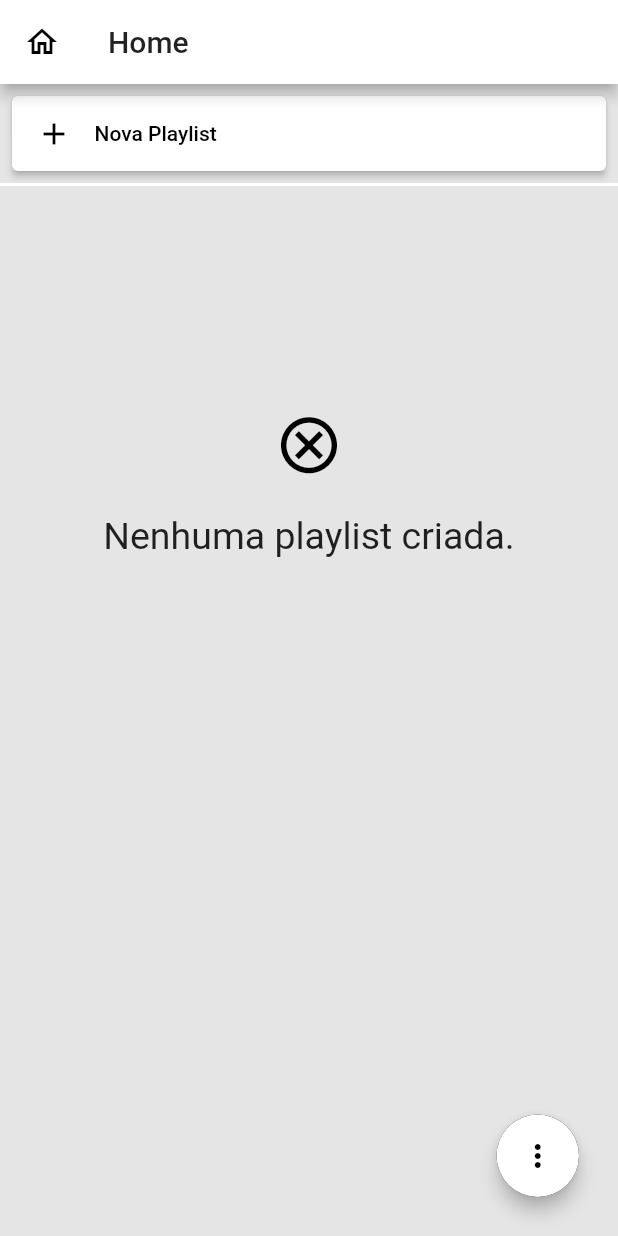
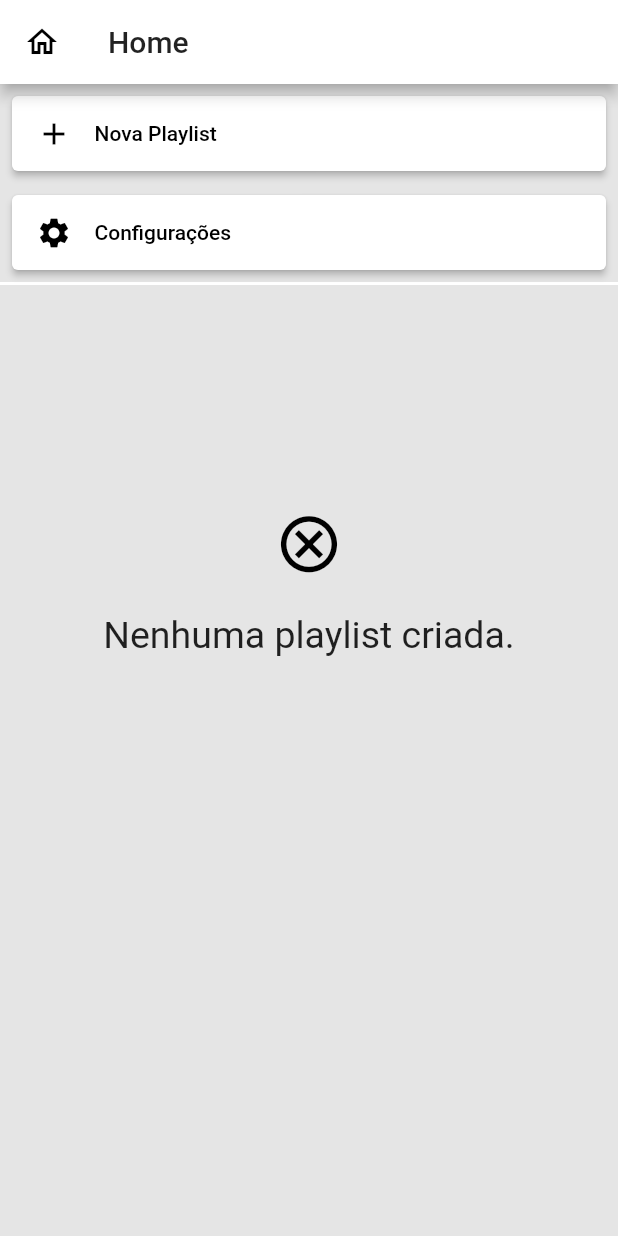
Before and after one commit to PedroGXV/phoso, a Flutter app: the screen it shows after launch, on a phone screen of 412 x 824 dp. Run offline on Flutter 3.47's test engine with Material 2 defaults, Android fonts, the phone set to English and light mode, and no system bars; our stand-ins replace audioplayers, image_picker, package_info, photo_view, shared_preferences, sqflite; missing offline and left inert: audio_picker; accounts and stored records are empty.

Commit message:
0.4.0 (rev.3)

```diff
--- a/lib/components/custom_fab.dart
+++ /dev/null
@@ -1,50 +0,0 @@
-import 'package:flutter/material.dart';
-
-class CustomFab extends StatelessWidget {
-
-  static int fabCounter = 0;
-
-  IconData icon;
-  double width;
-  Color color;
-  Color iconColor;
-  Function onPressed;
-
-  CustomFab(
-      {@required this.icon,
-      this.width,
-      this.color,
-      this.iconColor,
-      this.onPressed});
-
-  @override
-  Widget build(BuildContext context) {
-    fabCounter++;
-    return Container(
-      width: (width == null) ? 55 : width,
-      height: (width == null) ? 55 : width,
-      decoration: BoxDecoration(
-        borderRadius: BorderRadius.all(
-          Radius.circular(100),
-        ),
-        boxShadow: [
-          BoxShadow(
-            color: Theme.of(context).accentColor,
-          ),
-        ],
-      ),
-      child: FloatingActionButton(
-        heroTag: 'fab${fabCounter.toString()}',
-        elevation: 5,
-        backgroundColor: (color != null) ? color : Theme.of(context).floatingActionButtonTheme.backgroundColor,
-        onPressed: () {
-          onPressed();
-        },
-        child: Icon(
-          icon,
-          color: Theme.of(context).iconTheme.color,
-        ),
-      ),
-    );
-  }
-}
--- a/lib/main.dart
+++ b/lib/main.dart
@@ -1,4 +1,5 @@
 import 'package:flutter/material.dart';
+import 'package:package_info/package_info.dart';
 import 'package:phoso/models/theme_notifier.dart';
 import 'package:phoso/screens/home.dart';
 import 'package:provider/provider.dart';
@@ -12,9 +13,25 @@ void main() {
   );
 }
 
-class PhosoApp extends StatelessWidget {
+class PhosoApp extends StatefulWidget {
   static ThemeNotifier theme;
+  static String version;
 
+  @override
+  _PhosoAppState createState() => _PhosoAppState();
+}
+
+class _PhosoAppState extends State<PhosoApp> {
+
+
+  @override
+  void initState() {
+    PackageInfo.fromPlatform().then((value) {
+      PhosoApp.version = value.version;
+    });
+
+    super.initState();
+  }
 
   @override
   Widget build(BuildContext context) {
--- a/lib/models/theme_notifier.dart
+++ b/lib/models/theme_notifier.dart
@@ -52,7 +52,7 @@ class ThemeNotifier with ChangeNotifier {
     ),
     elevatedButtonTheme: ElevatedButtonThemeData(
       style: ButtonStyle(
-        backgroundColor: MaterialStateProperty.all<Color>(Colors.purple),
+        backgroundColor: MaterialStateProperty.all<Color>(Colors.black),
         minimumSize: MaterialStateProperty.all<Size>(Size(
           double.maxFinite,
           50,
@@ -108,7 +108,7 @@ class ThemeNotifier with ChangeNotifier {
     ),
     elevatedButtonTheme: ElevatedButtonThemeData(
       style: ButtonStyle(
-        backgroundColor: MaterialStateProperty.all<Color>(Colors.deepPurpleAccent),
+        backgroundColor: MaterialStateProperty.all<Color>(Colors.white),
         minimumSize: MaterialStateProperty.all<Size>(Size(
           double.maxFinite,
           50,
@@ -137,8 +137,8 @@ class ThemeNotifier with ChangeNotifier {
     });
   }
 
-  dynamic currentTheme() {
-    return StorageManager.readData('themeMode').then((value) => value);
+  Future<dynamic> currentTheme() async {
+    return await StorageManager.readData('themeMode').then((value) => value);
   }
 
   void setDarkMode() async {
--- a/lib/screens/home.dart
+++ b/lib/screens/home.dart
@@ -1,8 +1,7 @@
 import 'package:flutter/material.dart';
-import 'package:package_info/package_info.dart';
-import 'package:phoso/components/custom_fab.dart';
 import 'package:phoso/components/loading.dart';
 import 'package:phoso/components/phoso_card.dart';
+import 'package:phoso/main.dart';
 import 'package:phoso/screens/settings.dart';
 import 'form_playlist.dart';
 import 'package:phoso/database/app_database.dart';
@@ -15,8 +14,6 @@ class Home extends StatefulWidget {
 }
 
 class _HomeState extends State<Home> with TickerProviderStateMixin {
-  bool _deleting = false;
-
   @override
   Widget build(BuildContext context) {
     return _buildHome();
@@ -31,7 +28,6 @@ class _HomeState extends State<Home> with TickerProviderStateMixin {
       ),
       body: _buildListView(),
       floatingActionButtonLocation: FloatingActionButtonLocation.endFloat,
-      floatingActionButton: _buildFab(),
     );
   }
 
@@ -65,33 +61,22 @@ class _HomeState extends State<Home> with TickerProviderStateMixin {
                       ),
                     ),
                   ),
-                  child: Padding(
-                    padding: const EdgeInsets.all(8.0),
-                    child: ElevatedButton(
-                      style: ButtonStyle(
-                        backgroundColor: MaterialStateProperty.all(
-                            Theme.of(context).primaryColor),
+                  child: Column(
+                    children: [
+                      _optionButton(
+                        'Nova Playlist',
+                        Icons.add,
+                        () => Navigator.of(context).push(MaterialPageRoute(
+                            builder: (context) => FormPlaylist())),
                       ),
-                      onPressed: () => Navigator.of(context).push(
-                          MaterialPageRoute(
-                              builder: (context) => FormPlaylist())),
-                      child: Row(children: [
-                        Icon(
-                          Icons.add,
-                          color: Theme.of(context).iconTheme.color,
-                        ),
-                        Padding(
-                          padding: const EdgeInsets.all(15.0),
-                          child: Text(
-                            'Nova Playlist',
-                            style: TextStyle(
-                              color:
-                                  Theme.of(context).textTheme.bodyText1.color,
-                            ),
-                          ),
-                        ),
-                      ]),
-                    ),
+                      _optionButton(
+                        'Configurações',
+                        Icons.settings,
+                        () => Navigator.of(context).push(MaterialPageRoute(
+                            builder: (context) =>
+                                Settings(version: PhosoApp.version))),
+                      ),
+                    ],
                   ),
                 ),
                 (snapshot.data.length == 0)
@@ -140,8 +125,8 @@ class _HomeState extends State<Home> with TickerProviderStateMixin {
                                 ),
                                 Icon(
                                   (_playlistListOpen)
-                                      ? Icons.arrow_drop_down
-                                      : Icons.arrow_drop_up,
+                                      ? Icons.arrow_drop_up
+                                      : Icons.arrow_drop_down,
                                 ),
                               ],
                             ),
@@ -184,50 +169,36 @@ class _HomeState extends State<Home> with TickerProviderStateMixin {
     );
   }
 
-  bool _fabOpen = false;
-
-  void _toggleFab() {
-    setState(() {
-      _fabOpen = !_fabOpen;
-    });
-  }
-
-  Widget _buildFab() {
-    return SizedBox.expand(
-      child: Container(
-        margin: EdgeInsets.all(10),
-        child: Stack(
-          alignment: Alignment.bottomRight,
-          clipBehavior: Clip.none,
-          children: [
-            CustomFab(
-              icon: (_fabOpen) ? Icons.close : Icons.more_vert_rounded,
-              color: (_fabOpen) ? Colors.redAccent : null,
-              iconColor: (_fabOpen) ? Colors.white : null,
-              onPressed: () => _toggleFab(),
-            ),
-            Visibility(
-              visible: _fabOpen,
-              child: Container(
-                margin: EdgeInsets.only(bottom: 75),
-                child: CustomFab(
-                  icon: Icons.settings,
-                  onPressed: () async {
-                    PackageInfo packageInfo = await PackageInfo.fromPlatform();
-                    String version = packageInfo.version;
-
-                    Navigator.of(context).push(
-                      MaterialPageRoute(
-                          builder: (context) => Settings(
-                                version: version,
-                              )),
-                    );
-                  },
-                ),
+  Widget _optionButton(
+    String txt,
+    IconData icon,
+    Function onTap,
+  ) {
+    return Padding(
+      padding: const EdgeInsets.all(8.0),
+      child: ElevatedButton(
+        style: ButtonStyle(
+          backgroundColor:
+              MaterialStateProperty.all(Theme.of(context).primaryColor),
+        ),
+        onPressed: () {
+          onTap();
+        },
+        child: Row(children: [
+          Icon(
+            icon,
+            color: Theme.of(context).iconTheme.color,
+          ),
+          Padding(
+            padding: const EdgeInsets.all(15.0),
+            child: Text(
+              txt,
+              style: TextStyle(
+                color: Theme.of(context).textTheme.bodyText1.color,
               ),
             ),
-          ],
-        ),
+          ),
+        ]),
       ),
     );
   }
```
Also changed, not shown: lib/components/audio_player_opt.dart (+37 -10 lines), lib/components/phoso_card.dart (+8 -6 lines), lib/screens/form_playlist.dart (+77 -44 lines), lib/screens/settings.dart (+55 -11 lines), 1 other file.
